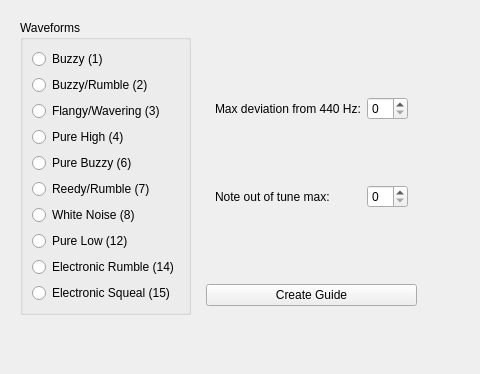
This is createguidedialog.ui in steux/tiatracker as Qt 5 draws it before an edit; both pictures show x 0 to 480 and y 0 to 374 of the 1096 by 721 pixel window. The edited form follows.
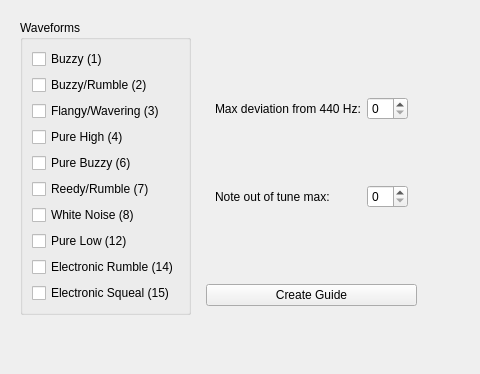
This is the edited form. Custom widgets are drawn as their Qt base class.

The edit to the form file:
```diff
--- a/createguidedialog.ui
+++ b/createguidedialog.ui
@@ -24,70 +24,70 @@
         </property>
         <layout class="QVBoxLayout" name="verticalLayout_2">
          <item>
-          <widget class="QRadioButton" name="radioButton">
+          <widget class="QCheckBox" name="checkBox">
            <property name="text">
             <string>Buzzy (1)</string>
            </property>
           </widget>
          </item>
          <item>
-          <widget class="QRadioButton" name="radioButton_2">
+          <widget class="QCheckBox" name="checkBox_2">
            <property name="text">
             <string>Buzzy/Rumble (2)</string>
            </property>
           </widget>
          </item>
          <item>
-          <widget class="QRadioButton" name="radioButton_4">
+          <widget class="QCheckBox" name="checkBox_4">
            <property name="text">
             <string>Flangy/Wavering (3)</string>
            </property>
           </widget>
          </item>
          <item>
-          <widget class="QRadioButton" name="radioButton_5">
+          <widget class="QCheckBox" name="checkBox_5">
            <property name="text">
             <string>Pure High (4)</string>
            </property>
           </widget>
          </item>
          <item>
-          <widget class="QRadioButton" name="radioButton_6">
+          <widget class="QCheckBox" name="checkBox_6">
            <property name="text">
             <string>Pure Buzzy (6)</string>
            </property>
           </widget>
          </item>
          <item>
-          <widget class="QRadioButton" name="radioButton_7">
+          <widget class="QCheckBox" name="checkBox_7">
            <property name="text">
             <string>Reedy/Rumble (7)</string>
            </property>
           </widget>
          </item>
          <item>
-          <widget class="QRadioButton" name="radioButton_8">
+          <widget class="QCheckBox" name="checkBox_8">
            <property name="text">
             <string>White Noise (8)</string>
            </property>
           </widget>
          </item>
          <item>
-          <widget class="QRadioButton" name="radioButton_10">
+          <widget class="QCheckBox" name="checkBox_10">
            <property name="text">
             <string>Pure Low (12)</string>
            </property>
           </widget>
          </item>
          <item>
-          <widget class="QRadioButton" name="radioButton_9">
+          <widget class="QCheckBox" name="checkBox_9">
            <property name="text">
             <string>Electronic Rumble (14)</string>
            </property>
           </widget>
          </item>
          <item>
-          <widget class="QRadioButton" name="radioButton_3">
+          <widget class="QCheckBox" name="checkBox_3">
            <property name="text">
             <string>Electronic Squeal (15)</string>
            </property>
```
Left out of the diff: 12 changed lines with no effect on the pictures.
